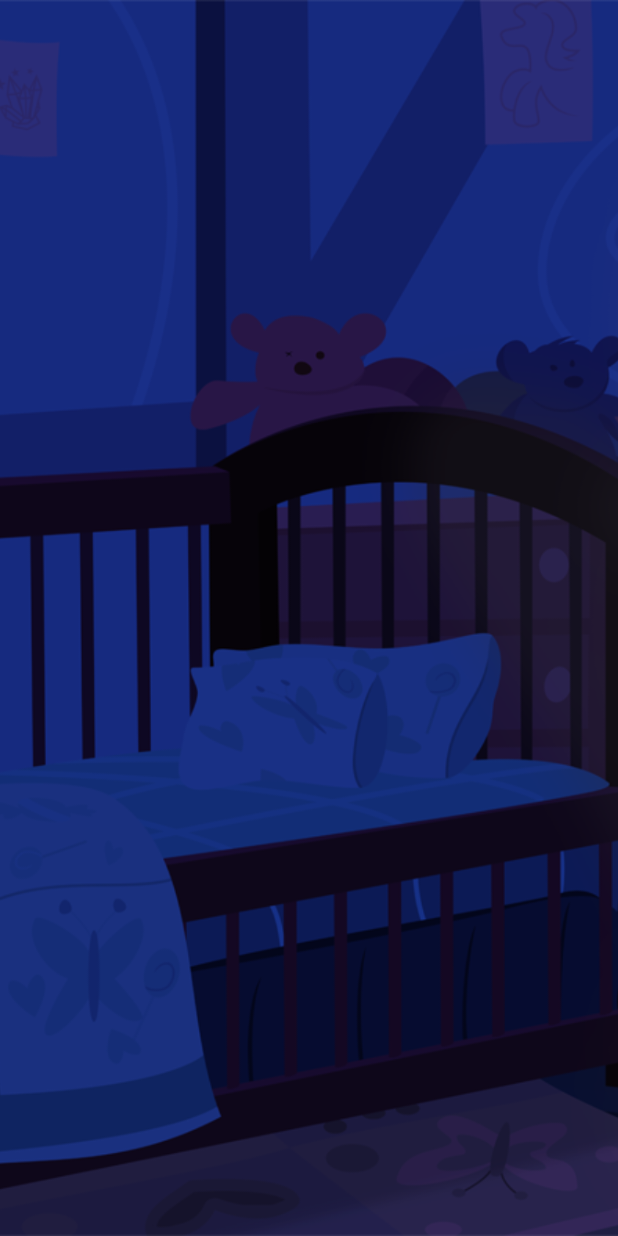
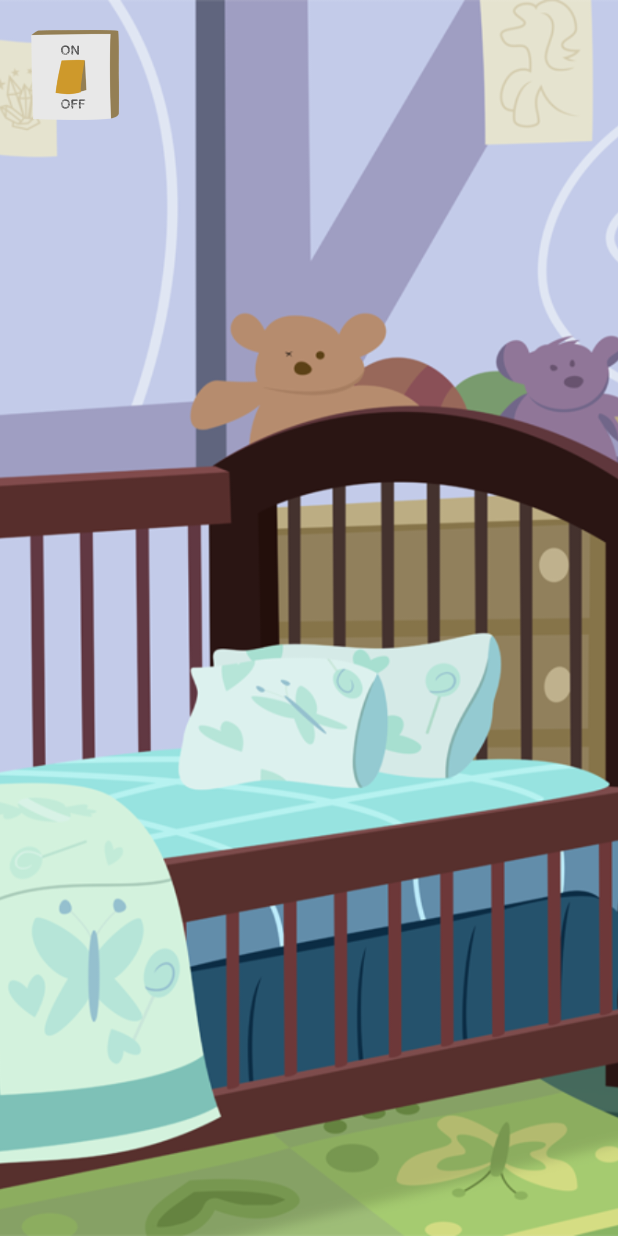
Before and after one commit to ashomokdev/Lullabies, an Android app: the fragment InsideRoom_1_Fragment shown on its own in the app's theme, on a phone screen of 412 x 824 dp. Run offline under Robolectric (Android 15) with nearby library versions, the phone set to English and light mode, and no system bars.

Commit message:
room 1, switch mode completed

```diff
--- a/app/build.gradle
+++ b/app/build.gradle
@@ -10,6 +10,7 @@ android {
         targetSdkVersion 23
         versionCode 1
         versionName "1.0"
+        testInstrumentationRunner "android.support.test.runner.AndroidJUnitRunner"
     }
     buildTypes {
         release {
@@ -22,6 +23,9 @@ android {
 dependencies {
     compile fileTree(dir: 'libs', include: ['*.jar'])
     testCompile 'junit:junit:4.12'
+    androidTestCompile ('com.android.support.test.espresso:espresso-core:2.2.1'){
+        exclude module: 'support-annotations'
+    }
     compile 'com.android.support:appcompat-v7:23.2.0'
     compile 'com.android.support:support-v13:23.2.0'
     compile 'com.android.support:support-v4:23.2.0'
--- a/app/src/main/java/com/ashomok/lullabies/FragmentFactory.java
+++ b/app/src/main/java/com/ashomok/lullabies/FragmentFactory.java
@@ -1,6 +1,7 @@
 package com.ashomok.lullabies;
 
 import android.app.Fragment;
+import com.ashomok.lullabies.room1.InsideRoom_1_Root;
 
 /**
  * Created by Iuliia on 31.03.2016.
@@ -13,7 +14,8 @@ public class FragmentFactory {
 
         switch (page) {
             case 0:
-                fragment = new InsideRoom_1_Fragment();
+                fragment = new InsideRoom_1_Root();
+
                 break;
             default:
                 throw new IndexOutOfBoundsException("Unexpected page number obtained");
--- a/app/src/main/java/com/ashomok/lullabies/InsideRoomFragment.java
+++ b/app/src/main/java/com/ashomok/lullabies/InsideRoomFragment.java
@@ -2,23 +2,18 @@ package com.ashomok.lullabies;
 
 import android.app.Fragment;
 import android.graphics.Bitmap;
+import android.os.Bundle;
 import android.util.Log;
-import android.view.MotionEvent;
 import android.view.View;
+
+import android.widget.ImageButton;
 import android.widget.ImageView;
 
-public abstract class InsideRoomFragment extends Fragment implements View.OnTouchListener {
+public abstract class InsideRoomFragment extends Fragment {
 
     private final static String TAG = "InsideRoomFragment";
 
-    private boolean isDarkMode;
-
-    /**
-     * Respond to the user touching the screen.
-     * Change images to make things appear and disappear from the screen.
-     */
-    @Override
-    public abstract boolean onTouch(View v, MotionEvent ev);
+    protected ImageButton light_switch_btn;
 
 
     /**
@@ -41,4 +36,20 @@ public abstract class InsideRoomFragment extends Fragment implements View.OnTouc
             }
         }
     }
+
+    @Override
+    public void onViewCreated(View view, Bundle savedInstanceState) {
+        super.onViewCreated(view, savedInstanceState);
+
+        light_switch_btn = (ImageButton) view.findViewById(R.id.light_switch_btn);
+        light_switch_btn.setOnClickListener(new View.OnClickListener() {
+                                                @Override
+                                                public void onClick(View v) {
+                                                    onLightSwitched();
+                                                }
+                                            }
+        );
+    }
+
+    protected abstract void onLightSwitched();
 }
--- a/app/src/main/java/com/ashomok/lullabies/InsideRoom_1_Fragment.java
+++ /dev/null
@@ -1,157 +0,0 @@
-package com.ashomok.lullabies;
-
-import android.media.MediaPlayer;
-import android.os.Bundle;
-import android.util.Log;
-import android.view.LayoutInflater;
-import android.view.MotionEvent;
-import android.view.View;
-import android.view.ViewGroup;
-import android.widget.ImageView;
-
-import java.util.HashMap;
-import java.util.Map;
-
-/**
- * Created by Iuliia on 31.03.2016.
- */
-public class InsideRoom_1_Fragment extends InsideRoomFragment {
-
-    private static final String TAG = "InsideRoom_1_Fragment";
-
-    private ImageView imageButtonLayer;
-
-    private enum BtnsName {blanket, pillow, lamp, picture_small, picture_big}
-
-    private final Map<BtnsName, Integer> map_button_layers = new HashMap<>();
-    private final Map<BtnsName, Integer> map_button_musics = new HashMap<>();
-
-    private MediaPlayer mediaPlayer;
-
-    @Override
-    public View onCreateView(LayoutInflater inflater, ViewGroup container,
-                             Bundle savedInstanceState) {
-        View view = inflater.inflate(R.layout.activity_inside_room_1, container, false);
-        final ImageView imageView = (ImageView) view.findViewById(R.id.image_background_dark);
-        if (imageView != null) {
-            imageView.setOnTouchListener(this);
-        }
-
-        imageButtonLayer = (ImageView) view.findViewById(R.id.image_layer_pressed);
-
-        map_button_layers.put(BtnsName.blanket, R.drawable.background1_layer_blanket);
-        map_button_layers.put(BtnsName.lamp, R.drawable.background1_layer_lamp);
-        map_button_layers.put(BtnsName.picture_big, R.drawable.background1_layer_picture_big);
-        map_button_layers.put(BtnsName.picture_small, R.drawable.background1_layer_picture_small);
-        map_button_layers.put(BtnsName.pillow, R.drawable.background1_layer_pillow);
-
-        map_button_musics.put(BtnsName.blanket, R.raw.track2);
-        map_button_musics.put(BtnsName.lamp, R.raw.track3);
-        map_button_musics.put(BtnsName.picture_big, R.raw.track4);
-        map_button_musics.put(BtnsName.picture_small, R.raw.track5);
-        map_button_musics.put(BtnsName.pillow, R.raw.track6);
-
-
-//        final Handler handler = new Handler();
-//        Runnable runnable = new Runnable() {
-//            int i = 0;
-//
-//            public void run() {
-//
-//                i++;
-//                if (i > mThumbIds.length - 1) {
-//                    i = 0;
-//                }
-//                handler.postDelayed(this, 2000);  //for interval...
-//            }
-//        };
-//        handler.postDelayed(runnable, 2000); //for initial delay..
-
-        return view;
-    }
-
-    @Override
-    public void onPause() {
-        super.onPause();
-
-        if (mediaPlayer != null) {
-            mediaPlayer.release();
-            mediaPlayer = null;
-        }
-    }
-
-
-    @Override
-    public boolean onTouch(View v, MotionEvent ev) {
-
-        try {
-            final int action = ev.getAction();
-
-            final int evX = (int) ev.getX();
-            final int evY = (int) ev.getY();
-
-            switch (action) {
-                case MotionEvent.ACTION_DOWN:
-                    // On the UP, we do the click action.
-                    // The hidden image (image_areas) has three different hotspots on it.
-                    // The colors are red, blue, and yellow.
-                    // Use image_areas to determine which region the user touched.
-                    int touchColor = getHotspotColor(R.id.image_areas, evX, evY);
-
-                    setImageBtnListener(touchColor);
-                    break;
-
-                case MotionEvent.ACTION_UP:
-                    break;
-
-                default:
-                    return false;
-            }
-        } catch (Exception e) {
-            Log.e(TAG, e.getMessage());
-        }
-        return true;
-    }
-
-    private void setImageBtnListener(int touchColor) throws Exception {
-        // Compare the touchColor to the expected values. Switch to a different image, depending on what color was touched.
-        // Note that we use a Color Tool object to test whether the observed color is close enough to the real color to
-        // count as a match. We do this because colors on the screen do not match the map exactly because of scaling and
-        // varying pixel density.
-        ColorTool ct = new ColorTool();
-        int tolerance = 15;
-
-        if (ct.closeMatch(getResources().getColor(R.color.tag_sky_blue), touchColor, tolerance)) {
-            setListener(BtnsName.pillow);
-        } else if (ct.closeMatch(getResources().getColor(R.color.tag_green), touchColor, tolerance)) {
-            setListener(BtnsName.picture_big);
-        } else if (ct.closeMatch(getResources().getColor(R.color.tag_yellow), touchColor, tolerance)) {
-            setListener(BtnsName.lamp);
-        } else if (ct.closeMatch(getResources().getColor(R.color.tag_deep_blue), touchColor, tolerance)) {
-            setListener(BtnsName.blanket);
-        } else if (ct.closeMatch(getResources().getColor(R.color.tag_red), touchColor, tolerance)) {
-            setListener(BtnsName.picture_small);
-        } else {
-            throw new Exception("Color not matched, button was not created");
-        }
-    }
-
-    private void setListener(BtnsName name) {
-        setBtnResource(map_button_layers.get(name));
-        setBtnMusic(name);
-    }
-
-    private void setBtnMusic(final BtnsName name) {
-        if (mediaPlayer != null) {
-            mediaPlayer.release();
-            mediaPlayer = null;
-        }
-
-        mediaPlayer = MediaPlayer.create(getActivity().getApplicationContext(), map_button_musics.get(name));
-        mediaPlayer.start();
-    }
-
-    private void setBtnResource(int resource_id) {
-        imageButtonLayer.setImageResource(resource_id);
-    }
-}
--- /dev/null
+++ b/app/src/main/java/com/ashomok/lullabies/room1/InsideRoom_1_Fragment.java
@@ -0,0 +1,41 @@
+package com.ashomok.lullabies.room1;
+
+import android.app.FragmentTransaction;
+import android.os.Bundle;
+import android.view.LayoutInflater;
+import android.view.View;
+import android.view.ViewGroup;
+
+
+import com.ashomok.lullabies.InsideRoomFragment;
+import com.ashomok.lullabies.R;
+
+
+/**
+ * Created by Iuliia on 31.03.2016.
+ */
+public final class InsideRoom_1_Fragment extends InsideRoomFragment {
+
+
+    @Override
+    public View onCreateView(LayoutInflater inflater, ViewGroup container,
+                             Bundle savedInstanceState) {
+
+        View view = inflater.inflate(R.layout.inside_room_1, container, false);
+
+        return view;
+    }
+
+    @Override
+    protected void onLightSwitched() {
+        FragmentTransaction trans = getFragmentManager()
+                .beginTransaction();
+
+        trans.replace(R.id.root_frame, new InsideRoom_1_Dark_Fragment());
+
+        trans.setTransition(FragmentTransaction.TRANSIT_FRAGMENT_OPEN);
+        trans.addToBackStack(null);
+
+        trans.commit();
+    }
+}
--- a/app/src/main/res/layout/activity_inside_room_1.xml
+++ /dev/null
@@ -1,29 +0,0 @@
-<?xml version="1.0" encoding="utf-8"?>
-<RelativeLayout xmlns:android="http://schemas.android.com/apk/res/android"
-    android:id="@+id/my_frame"
-    android:layout_width="fill_parent"
-    android:layout_height="fill_parent">
-
-    <ImageView
-        android:id="@+id/image_areas"
-        android:layout_width="fill_parent"
-        android:layout_height="fill_parent"
-        android:scaleType="centerCrop"
-        android:src="@drawable/background1_matrix"
-        android:visibility="invisible" />
-
-    <ImageView
-        android:id="@+id/image_background_dark"
-        android:layout_width="fill_parent"
-        android:layout_height="fill_parent"
-        android:scaleType="centerCrop"
-        android:src="@drawable/background1_dark" />
-
-    <ImageView
-        android:id="@+id/image_layer_pressed"
-        android:layout_width="fill_parent"
-        android:layout_height="fill_parent"
-        android:scaleType="centerCrop"
-        android:alpha="0.20"
-        />
-</RelativeLayout>
--- /dev/null
+++ b/app/src/main/res/layout/inside_room_1.xml
@@ -0,0 +1,27 @@
+<?xml version="1.0" encoding="utf-8"?>
+
+<RelativeLayout xmlns:android="http://schemas.android.com/apk/res/android"
+    android:id="@+id/my_frame"
+    android:layout_width="fill_parent"
+    android:layout_height="fill_parent">
+
+    <ImageView
+        android:id="@+id/image_background"
+        android:layout_width="fill_parent"
+        android:layout_height="fill_parent"
+        android:scaleType="centerCrop"
+        android:src="@drawable/background1" />
+
+    <ImageButton
+        android:id="@+id/light_switch_btn"
+        android:layout_width="100dp"
+        android:layout_height="100dp"
+        android:background="@null"
+        android:scaleType="fitCenter"
+        android:padding="20dp"
+        android:src="@drawable/light_switch_on" />
+
+
+    <!--<include layout="@layout/inside_room"></include>-->
+
+</RelativeLayout>
--- /dev/null
+++ b/app/src/main/res/layout/room_root_fragment.xml
@@ -0,0 +1,5 @@
+<FrameLayout xmlns:android="http://schemas.android.com/apk/res/android"
+    android:layout_width="match_parent"
+    android:layout_height="match_parent"
+    android:id="@+id/root_frame" >
+</FrameLayout>
```
Also changed, not shown: app/src/main/java/com/ashomok/lullabies/FragmentPagerSupportActivity.java (+5 -2 lines), app/src/main/java/com/ashomok/lullabies/room1/InsideRoom_1_Dark_Fragment.java (added, +170 -0 lines), app/src/main/java/com/ashomok/lullabies/room1/InsideRoom_1_Root.java (added, +33 -0 lines), app/src/main/res/layout/inside_room.xml (added, +15 -0 lines), app/src/main/res/layout/inside_room_1_dark.xml (added, +42 -0 lines), app/src/main/res/drawable/light_switch_off.png (added), app/src/main/res/drawable/light_switch_on.png (added), 4 other files.
